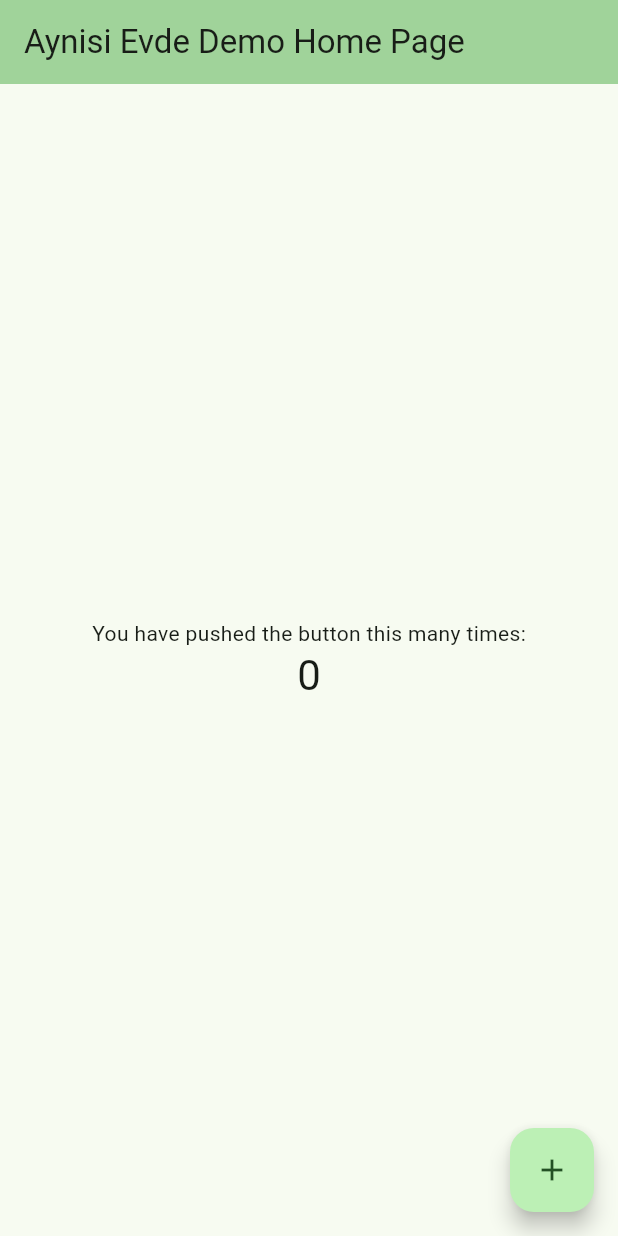
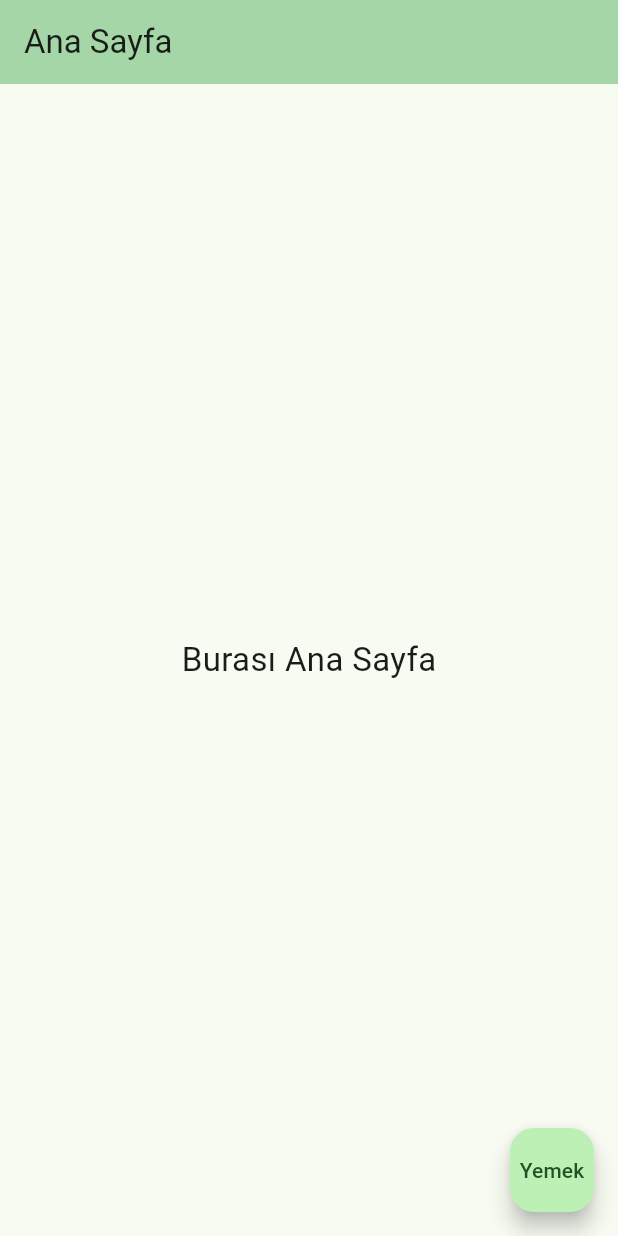
Before and after one commit to Foxsolof/Aynisi-Evde-Mobil, a Flutter app: the screen it shows after launch, on a phone screen of 412 x 824 dp. Run offline on Flutter 3.47's test engine with Material 3 defaults, Android fonts, the light colour scheme and no system bars.

Commit message:
Sadeleştirme çok karışıktı kodlar

```diff
--- a/aynisi_evde/lib/main.dart
+++ b/aynisi_evde/lib/main.dart
@@ -1,4 +1,5 @@
 import 'package:flutter/material.dart';
+import 'pages/yemek_page.dart';
 
 void main() {
   runApp(const MyApp());
@@ -7,115 +8,40 @@ void main() {
 class MyApp extends StatelessWidget {
   const MyApp({super.key});
 
-  // This widget is the root of your application.
   @override
   Widget build(BuildContext context) {
     return MaterialApp(
-      title: 'Flutter Demo',
+      debugShowCheckedModeBanner: false,
+      title: 'Aynısı Evde',
       theme: ThemeData(
-        // This is the theme of your application.
-        //
-        // TRY THIS: Try running your application with "flutter run". You'll see
-        // the application has a purple toolbar. Then, without quitting the app,
-        // try changing the seedColor in the colorScheme below to Colors.green
-        // and then invoke "hot reload" (save your changes or press the "hot
-        // reload" button in a Flutter-supported IDE, or press "r" if you used
-        // the command line to start the app).
-        //
-        // Notice that the counter didn't reset back to zero; the application
-        // state is not lost during the reload. To reset the state, use hot
-        // restart instead.
-        //
-        // This works for code too, not just values: Most code changes can be
-        // tested with just a hot reload.
-        colorScheme: .fromSeed(seedColor: const Color.fromARGB(255, 22, 182, 59)),
+        colorScheme: ColorScheme.fromSeed(seedColor: const Color.fromARGB(255, 22, 182, 59)),
       ),
-      home: const MyHomePage(title: 'Aynisi Evde Demo Home Page'),
+      home: const AnaSayfa(),
     );
   }
 }
 
-class MyHomePage extends StatefulWidget {
-  const MyHomePage({super.key, required this.title});
-
-  // This widget is the home page of your application. It is stateful, meaning
-  // that it has a State object (defined below) that contains fields that affect
-  // how it looks.
-
-  // This class is the configuration for the state. It holds the values (in this
-  // case the title) provided by the parent (in this case the App widget) and
-  // used by the build method of the State. Fields in a Widget subclass are
-  // always marked "final".
-
-  final String title;
-
-  @override
-  State<MyHomePage> createState() => _MyHomePageState();
-}
-
-class _MyHomePageState extends State<MyHomePage> {
-  int _counter = 0;
-
-  void _incrementCounter() {
-    setState(() {
-      // This call to setState tells the Flutter framework that something has
-      // changed in this State, which causes it to rerun the build method below
-      // so that the display can reflect the updated values. If we changed
-      // _counter without calling setState(), then the build method would not be
-      // called again, and so nothing would appear to happen.
-      _counter++;
-    });
-  }
+class AnaSayfa extends StatelessWidget {
+  const AnaSayfa({super.key});
 
   @override
   Widget build(BuildContext context) {
-    // This method is rerun every time setState is called, for instance as done
-    // by the _incrementCounter method above.
-    //
-    // The Flutter framework has been optimized to make rerunning build methods
-    // fast, so that you can just rebuild anything that needs updating rather
-    // than having to individually change instances of widgets.
     return Scaffold(
       appBar: AppBar(
-        // TRY THIS: Try changing the color here to a specific color (to
-        // Colors.amber, perhaps?) and trigger a hot reload to see the AppBar
-        // change color while the other colors stay the same.
-        backgroundColor: Theme.of(context).colorScheme.inversePrimary,
-        // Here we take the value from the MyHomePage object that was created by
-        // the App.build method, and use it to set our appbar title.
-        title: Text(widget.title),
+        title: const Text('Ana Sayfa'),
+        backgroundColor: Colors.green.shade200,
       ),
-      body: Center(
-        // Center is a layout widget. It takes a single child and positions it
-        // in the middle of the parent.
-        child: Column(
-          // Column is also a layout widget. It takes a list of children and
-          // arranges them vertically. By default, it sizes itself to fit its
-          // children horizontally, and tries to be as tall as its parent.
-          //
-          // Column has various properties to control how it sizes itself and
-          // how it positions its children. Here we use mainAxisAlignment to
-          // center the children vertically; the main axis here is the vertical
-          // axis because Columns are vertical (the cross axis would be
-          // horizontal).
-          //
-          // TRY THIS: Invoke "debug painting" (choose the "Toggle Debug Paint"
-          // action in the IDE, or press "p" in the console), to see the
-          // wireframe for each widget.
-          mainAxisAlignment: .center,
-          children: [
-            const Text('You have pushed the button this many times:'),
-            Text(
-              '$_counter',
-              style: Theme.of(context).textTheme.headlineMedium,
-            ),
-          ],
-        ),
+      body: const Center(
+        child: Text('Burası Ana Sayfa', style: TextStyle(fontSize: 22)),
       ),
       floatingActionButton: FloatingActionButton(
-        onPressed: _incrementCounter,
-        tooltip: 'Increment',
-        child: const Icon(Icons.add),
+        onPressed: () {
+          Navigator.push(
+            context,
+            MaterialPageRoute(builder: (context) => const YemekPage()),
+          );
+        },
+        child: const Text('Yemek'),
       ),
     );
   }
```
Also changed, not shown: aynisi_evde/lib/pages/yemek_page.dart (added, +25 -0 lines).
